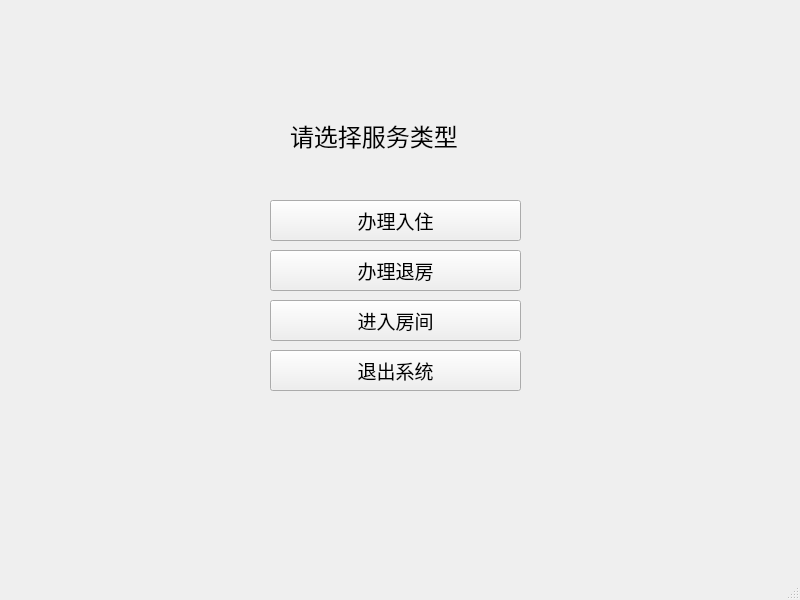
Above: move_select.ui from hrsoup/Air_Condition_System before the change. Below: the same form after it.
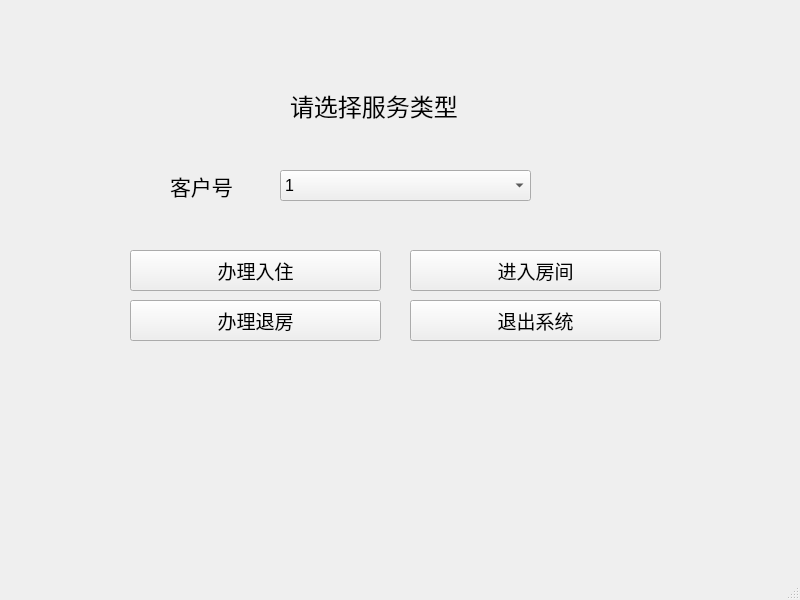
That is the form after the change.

The edit to the form file:
```diff
--- a/move_select.ui
+++ b/move_select.ui
@@ -18,7 +18,7 @@
     <property name="geometry">
      <rect>
       <x>290</x>
-      <y>90</y>
+      <y>60</y>
       <width>231</width>
       <height>91</height>
      </rect>
@@ -36,8 +36,8 @@
    <widget class="QPushButton" name="movein">
     <property name="geometry">
      <rect>
-      <x>270</x>
-      <y>200</y>
+      <x>130</x>
+      <y>250</y>
       <width>251</width>
       <height>41</height>
      </rect>
@@ -55,8 +55,8 @@
    <widget class="QPushButton" name="moveout">
     <property name="geometry">
      <rect>
-      <x>270</x>
-      <y>250</y>
+      <x>130</x>
+      <y>300</y>
       <width>251</width>
       <height>41</height>
      </rect>
@@ -74,8 +74,8 @@
    <widget class="QPushButton" name="enterroom">
     <property name="geometry">
      <rect>
-      <x>270</x>
-      <y>300</y>
+      <x>410</x>
+      <y>250</y>
       <width>251</width>
       <height>41</height>
      </rect>
@@ -93,8 +93,8 @@
    <widget class="QPushButton" name="exit">
     <property name="geometry">
      <rect>
-      <x>270</x>
-      <y>350</y>
+      <x>410</x>
+      <y>300</y>
       <width>251</width>
       <height>41</height>
      </rect>
@@ -109,6 +109,66 @@
      <string>退出系统</string>
     </property>
    </widget>
+   <widget class="QComboBox" name="user_id">
+    <property name="geometry">
+     <rect>
+      <x>280</x>
+      <y>170</y>
+      <width>251</width>
+      <height>31</height>
+     </rect>
+    </property>
+    <property name="font">
+     <font>
+      <family>Arial</family>
+      <pointsize>12</pointsize>
+     </font>
+    </property>
+    <item>
+     <property name="text">
+      <string>1</string>
+     </property>
+    </item>
+    <item>
+     <property name="text">
+      <string>2</string>
+     </property>
+    </item>
+    <item>
+     <property name="text">
+      <string>3</string>
+     </property>
+    </item>
+    <item>
+     <property name="text">
+      <string>4</string>
+     </property>
+    </item>
+    <item>
+     <property name="text">
+      <string>5</string>
+     </property>
+    </item>
+   </widget>
+   <widget class="QLabel" name="label">
+    <property name="geometry">
+     <rect>
+      <x>170</x>
+      <y>170</y>
+      <width>111</width>
+      <height>31</height>
+     </rect>
+    </property>
+    <property name="font">
+     <font>
+      <family>微软雅黑 Light</family>
+      <pointsize>16</pointsize>
+     </font>
+    </property>
+    <property name="text">
+     <string>客户号</string>
+    </property>
+   </widget>
   </widget>
   <widget class="QMenuBar" name="menubar">
    <property name="geometry">
```
